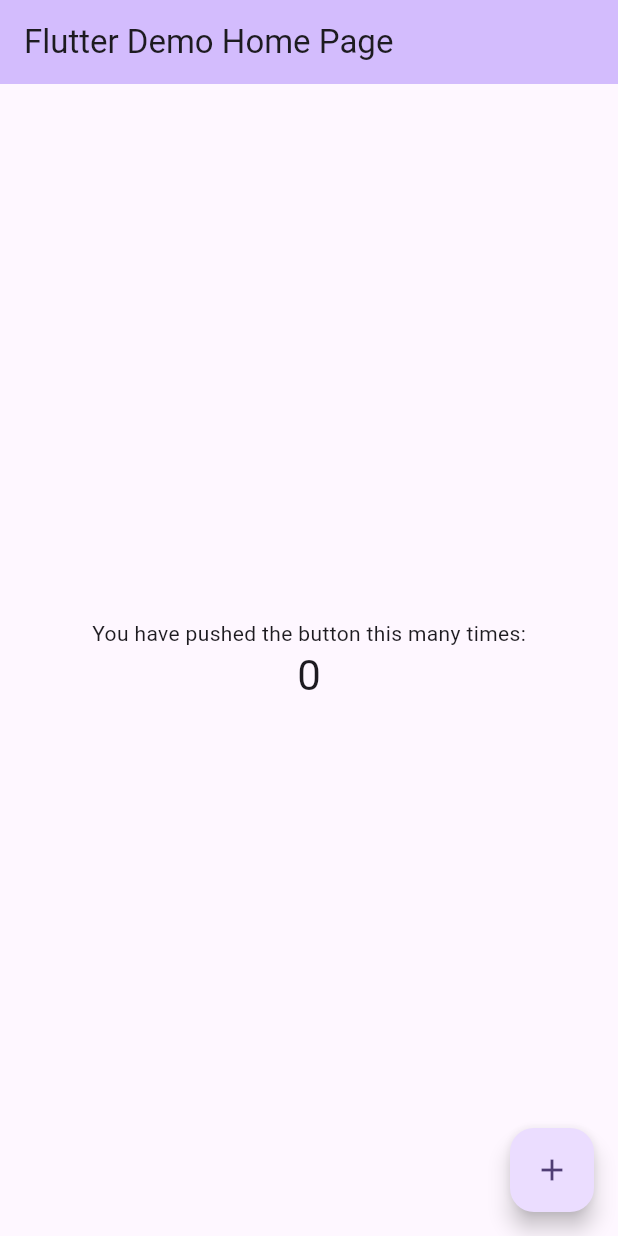
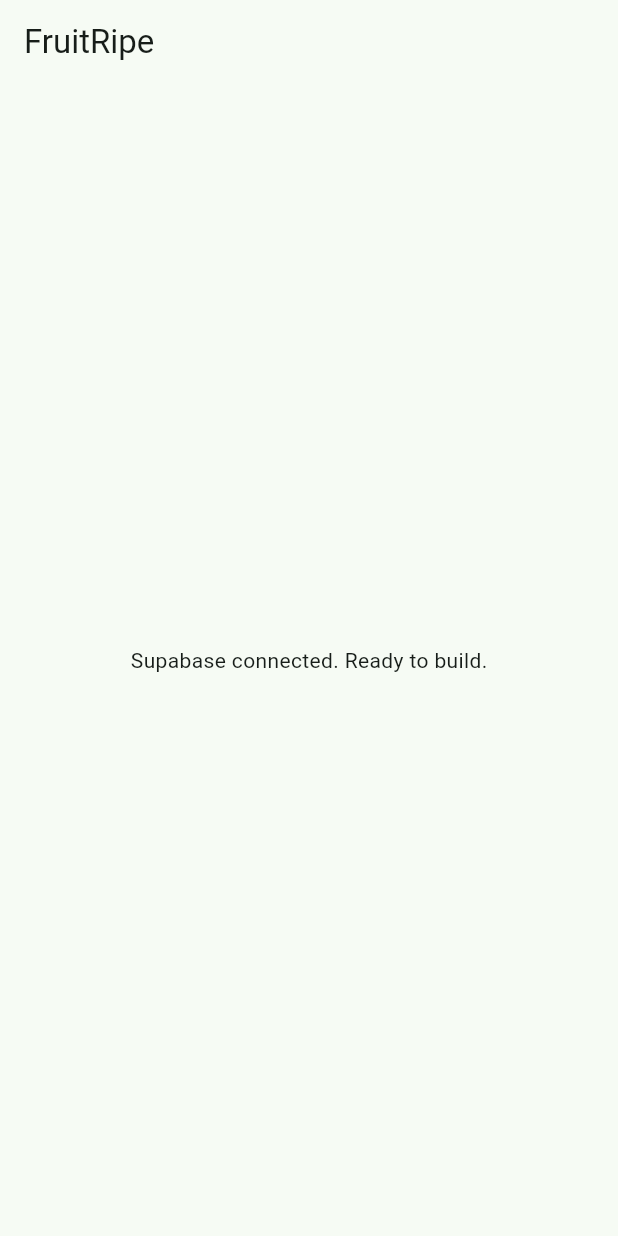
Before and after one commit to choonfei0922/fruitripe, a Flutter app: the screen it shows after launch, on a phone screen of 412 x 824 dp. Run offline on Flutter 3.47's test engine with Material 3 defaults, Android fonts, the phone set to English and light mode, and no system bars; our stand-ins replace supabase_flutter; accounts and stored records are empty.

Commit message:
supabase

```diff
--- /dev/null
+++ b/lib/core/supabase_config.dart
@@ -0,0 +1,8 @@
+class SupabaseConfig {
+  SupabaseConfig._();
+
+  static const String url = 'https://lgbegzejxgnskptdwpmp.supabase.co';
+
+
+  static const String anonKey = 'eyJhbGciOiJIUzI1NiIsInR5cCI6IkpXVCJ9.eyJpc3MiOiJzdXBhYmFzZSIsInJlZiI6ImxnYmVnemVqeGduc2twdGR3cG1wIiwicm9sZSI6ImFub24iLCJpYXQiOjE3ODQ5NDg5NTYsImV4cCI6MjEwMDUyNDk1Nn0.cEIQCSY4gQaeX9yDnxMblEV8cwitFvHLByGr2vDTPik';
+}
--- a/lib/main.dart
+++ b/lib/main.dart
@@ -1,122 +1,53 @@
 import 'package:flutter/material.dart';
+import 'package:supabase_flutter/supabase_flutter.dart';
 
-void main() {
-  runApp(const MyApp());
+import 'core/supabase_config.dart';
+
+Future<void> main() async {
+  // Required before any plugin work, including Supabase's local
+  // session storage.
+  WidgetsFlutterBinding.ensureInitialized();
+
+  await Supabase.initialize(
+    url: SupabaseConfig.url,
+    anonKey: SupabaseConfig.anonKey,
+  );
+
+  runApp(const FruitRipeApp());
 }
 
-class MyApp extends StatelessWidget {
-  const MyApp({super.key});
+/// Global shorthand for the Supabase client.
+/// Use as: `await supabase.from('fruit_type').select();`
+final supabase = Supabase.instance.client;
 
-  // This widget is the root of your application.
+class FruitRipeApp extends StatelessWidget {
+  const FruitRipeApp({super.key});
+
   @override
   Widget build(BuildContext context) {
     return MaterialApp(
-      title: 'Flutter Demo',
+      title: 'FruitRipe',
+      debugShowCheckedModeBanner: false,
       theme: ThemeData(
-        // This is the theme of your application.
-        //
-        // TRY THIS: Try running your application with "flutter run". You'll see
-        // the application has a purple toolbar. Then, without quitting the app,
-        // try changing the seedColor in the colorScheme below to Colors.green
-        // and then invoke "hot reload" (save your changes or press the "hot
-        // reload" button in a Flutter-supported IDE, or press "r" if you used
-        // the command line to start the app).
-        //
-        // Notice that the counter didn't reset back to zero; the application
-        // state is not lost during the reload. To reset the state, use hot
-        // restart instead.
-        //
-        // This works for code too, not just values: Most code changes can be
-        // tested with just a hot reload.
-        colorScheme: ColorScheme.fromSeed(seedColor: Colors.deepPurple),
+        colorScheme: ColorScheme.fromSeed(seedColor: const Color(0xFF1B5E3F)),
+        useMaterial3: true,
       ),
-      home: const MyHomePage(title: 'Flutter Demo Home Page'),
+      // TODO: replace with your LoginScreen once it is written.
+      home: const PlaceholderHome(),
     );
   }
 }
 
-class MyHomePage extends StatefulWidget {
-  const MyHomePage({super.key, required this.title});
-
-  // This widget is the home page of your application. It is stateful, meaning
-  // that it has a State object (defined below) that contains fields that affect
-  // how it looks.
-
-  // This class is the configuration for the state. It holds the values (in this
-  // case the title) provided by the parent (in this case the App widget) and
-  // used by the build method of the State. Fields in a Widget subclass are
-  // always marked "final".
-
-  final String title;
-
-  @override
-  State<MyHomePage> createState() => _MyHomePageState();
-}
-
-class _MyHomePageState extends State<MyHomePage> {
-  int _counter = 0;
-
-  void _incrementCounter() {
-    setState(() {
-      // This call to setState tells the Flutter framework that something has
-      // changed in this State, which causes it to rerun the build method below
-      // so that the display can reflect the updated values. If we changed
-      // _counter without calling setState(), then the build method would not be
-      // called again, and so nothing would appear to happen.
-      _counter++;
-    });
-  }
+class PlaceholderHome extends StatelessWidget {
+  const PlaceholderHome({super.key});
 
   @override
   Widget build(BuildContext context) {
-    // This method is rerun every time setState is called, for instance as done
-    // by the _incrementCounter method above.
-    //
-    // The Flutter framework has been optimized to make rerunning build methods
-    // fast, so that you can just rebuild anything that needs updating rather
-    // than having to individually change instances of widgets.
     return Scaffold(
-      appBar: AppBar(
-        // TRY THIS: Try changing the color here to a specific color (to
-        // Colors.amber, perhaps?) and trigger a hot reload to see the AppBar
-        // change color while the other colors stay the same.
-        backgroundColor: Theme.of(context).colorScheme.inversePrimary,
-        // Here we take the value from the MyHomePage object that was created by
-        // the App.build method, and use it to set our appbar title.
-        title: Text(widget.title),
+      appBar: AppBar(title: const Text('FruitRipe')),
+      body: const Center(
+        child: Text('Supabase connected. Ready to build.'),
       ),
-      body: Center(
-        // Center is a layout widget. It takes a single child and positions it
-        // in the middle of the parent.
-        child: Column(
-          // Column is also a layout widget. It takes a list of children and
-          // arranges them vertically. By default, it sizes itself to fit its
-          // children horizontally, and tries to be as tall as its parent.
-          //
-          // Column has various properties to control how it sizes itself and
-          // how it positions its children. Here we use mainAxisAlignment to
-          // center the children vertically; the main axis here is the vertical
-          // axis because Columns are vertical (the cross axis would be
-          // horizontal).
-          //
-          // TRY THIS: Invoke "debug painting" (choose the "Toggle Debug Paint"
-          // action in the IDE, or press "p" in the console), to see the
-          // wireframe for each widget.
-          mainAxisAlignment: MainAxisAlignment.center,
-          children: <Widget>[
-            const Text('You have pushed the button this many times:'),
-            Text(
-              '$_counter',
-              style: Theme.of(context).textTheme.headlineMedium,
-            ),
-          ],
-        ),
-      ),
-      floatingActionButton: FloatingActionButton(
-        onPressed: _incrementCounter,
-        tooltip: 'Increment',
-        child: const Icon(Icons.add),
-      ), // This trailing comma makes auto-formatting nicer for build methods.
     );
   }
 }
--- a/pubspec.yaml
+++ b/pubspec.yaml
@@ -34,6 +34,7 @@ dependencies:
   # The following adds the Cupertino Icons font to your application.
   # Use with the CupertinoIcons class for iOS style icons.
   cupertino_icons: ^1.0.8
+  supabase_flutter: ^2.16.0
 
 dev_dependencies:
   flutter_test:
```
Also changed, not shown: pubspec.lock, 6 other files.
